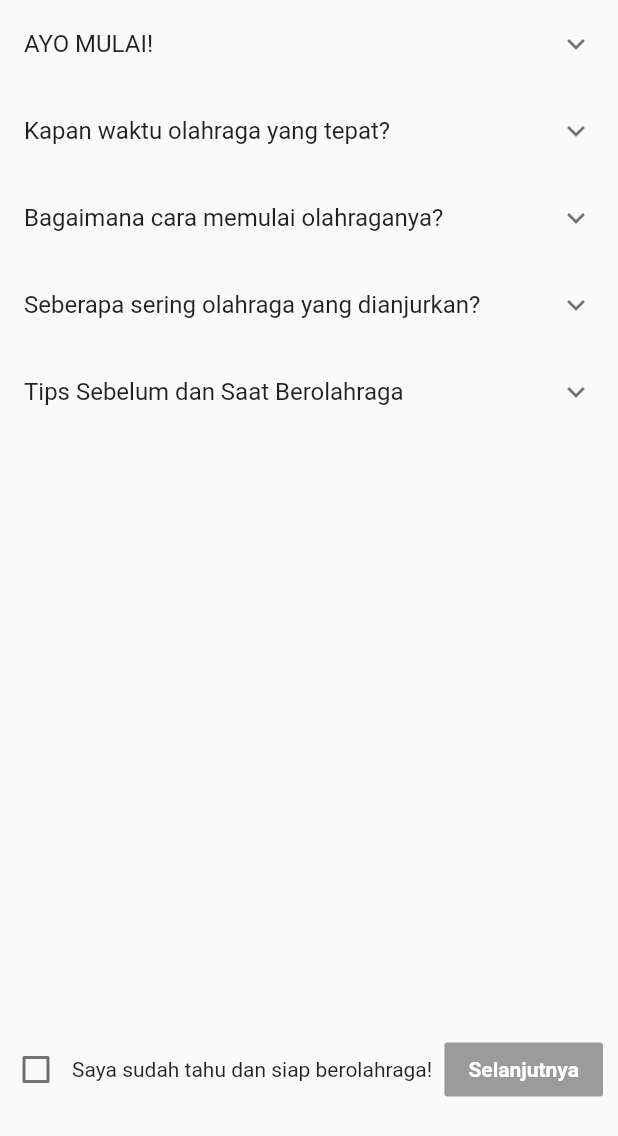
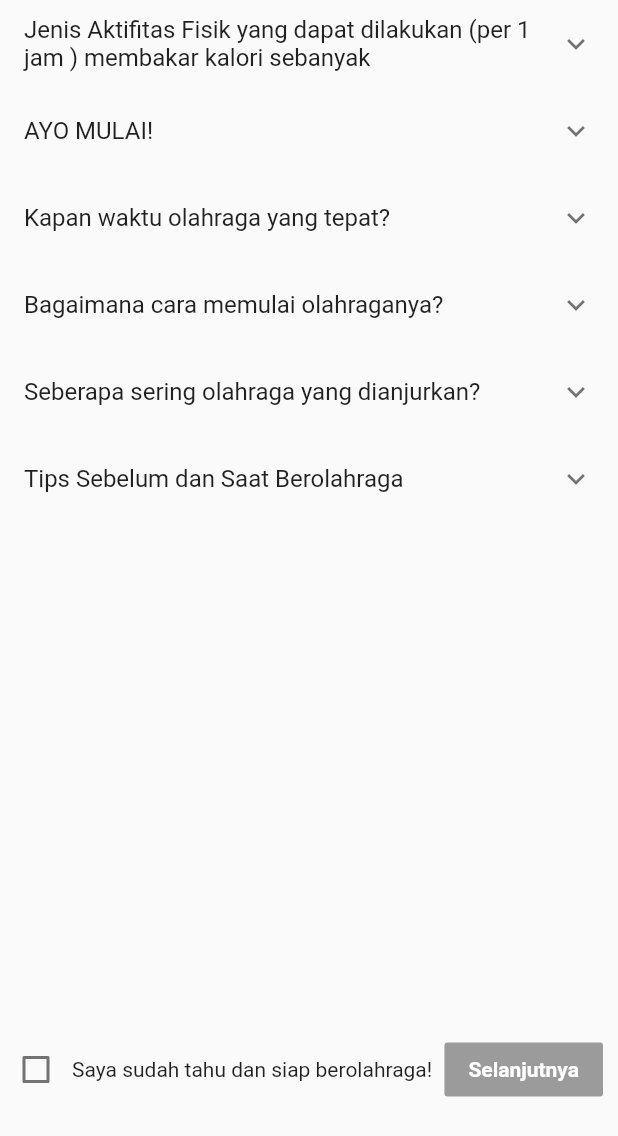
Before and after one commit to AlecSPb/dietbetes, a Flutter app: the Sport widget shown alone on an empty page, opened directly, on a phone screen of 412 x 824 dp. Shown: the top 1136 px of the screen. Run offline on Flutter 3.47's test engine with Material 2 defaults, Android fonts, the phone set to English and light mode, and no system bars; our stand-ins replace cached_network_image, circular_profile_avatar, date_format, dio, firebase_messaging, flutter_widget_from_html and 6 more; missing offline and left inert: fcharts, pigment; accounts and stored records are empty; network calls fail.

Commit message:
update content

```diff
--- a/lib/view/food_list/food_list_page.dart
+++ b/lib/view/food_list/food_list_page.dart
@@ -24,7 +24,7 @@ class _ListFoodPageState extends State<ListFoodPage> {
   num space;
 
 
-  List foodList = ['1. Fruit Oatmeal', '2. Vegetables Sandwich', '3. Omelete Sayur'];
+  // List foodList = ['1. Fruit Oatmeal', '2. Vegetables Sandwich', '3. Omelete Sayur'];
 
   @override
   void initState() {
--- a/lib/view/register/register_controller.dart
+++ b/lib/view/register/register_controller.dart
@@ -32,7 +32,7 @@ class RegisterCtrl extends Object implements BlocBase {
   final _birthdate = BehaviorSubject<String>();
   final _ideal_weight = BehaviorSubject<num>();
   final _ibm = BehaviorSubject<num>();
-  final _history = BehaviorSubject<int>();
+  final _history = BehaviorSubject<int>(seedValue: 0);
   final _gula_puasa = BehaviorSubject<String>();
   final _gula_sewaktu = BehaviorSubject<String>();
   final _gula_makan = BehaviorSubject<String>();
@@ -218,6 +218,7 @@ class RegisterCtrl extends Object implements BlocBase {
         _trigliserida_.sink.add("Buruk");
       }
     });
+    _history.sink.add(0);
     // tensi.addListener(() {
     //   var value = int.parse(tensi.text);
     //   if () {
--- a/lib/view/sport.dart
+++ b/lib/view/sport.dart
@@ -97,6 +97,26 @@ class _SportState extends State<Sport> with ValidationMixin{
               height: MediaQuery.of(context).size.height - 140,
               child: ListView(
                 children: <Widget>[
+                  ExpansionTile(
+                    title: Text("Jenis Aktifitas Fisik yang dapat dilakukan (per 1 jam ) membakar kalori sebanyak"),
+                    children: <Widget>[
+                      sportTile("Mendaki (370 kalori)"),
+                      sportTile("Berkebun ringan (330 kalori)"),
+                      sportTile("Menari (330 kalori)"),
+                      sportTile("Golf (330 kalori)"),
+                      sportTile("Bicycling (290 kalori)"),
+                      sportTile("Walking (280 kalori)"),
+                      sportTile("Angkat Beban Ringan (220 kalori)"),
+                      sportTile("Peregangan / stretching (180 kalori)"),
+                      sportTile("Berlari / jogging (590 kalori)"),
+                      sportTile("Bersepeda (590 kalori)"),
+                      sportTile("Berenang (510 kalori)"),
+                      sportTile("Aerobik (480 kalori)"),
+                      sportTile("Berjalan (460 kalori)"),
+                      sportTile("Berkebun (440 kalori)"),
+                      sportTile("Bermain Basket (440 kalori)"),
+                    ],
+                  ),
                   ExpansionTile(
                     title: Text("AYO MULAI!"),
                     children: <Widget>[
--- a/pubspec.yaml
+++ b/pubspec.yaml
@@ -11,7 +11,7 @@ description: A new Flutter project.
 # In iOS, build-name is used as CFBundleShortVersionString while build-number used as CFBundleVersion.
 # Read more about iOS versioning at
 # https://developer.apple.com/library/archive/documentation/General/Reference/InfoPlistKeyReference/Articles/CoreFoundationKeys.html
-version: 1.0.7
+version: 1.0.9
 
 environment:
   sdk: ">=2.1.0 <3.0.0"
```
Also changed, not shown: 1 other file.
